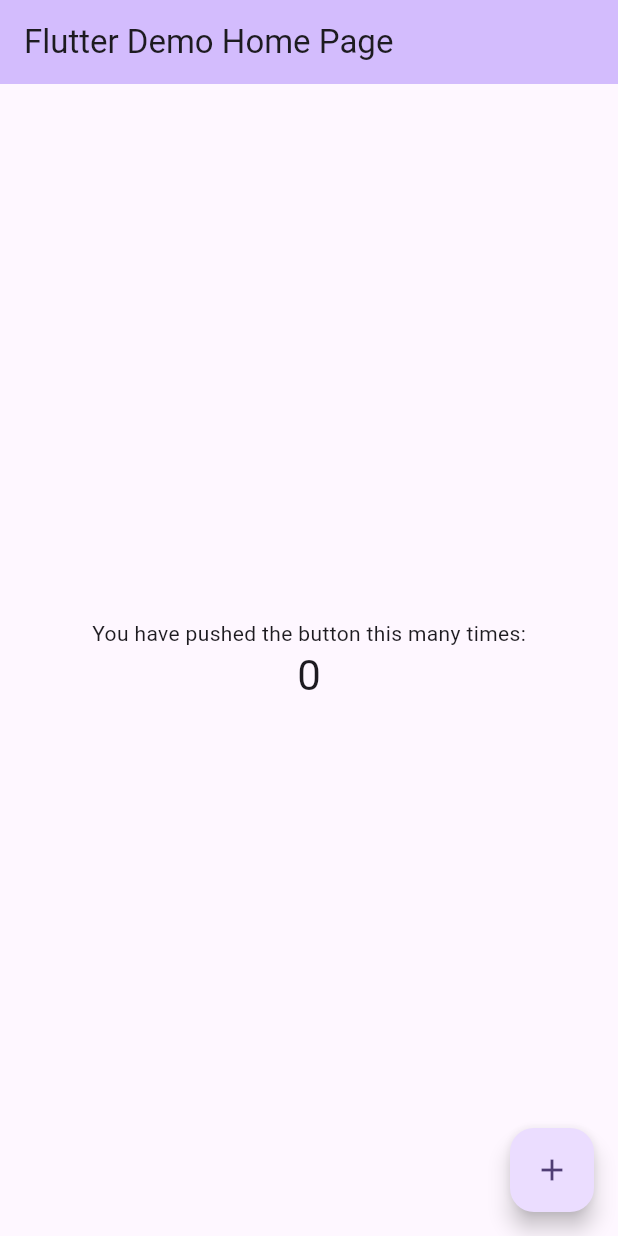
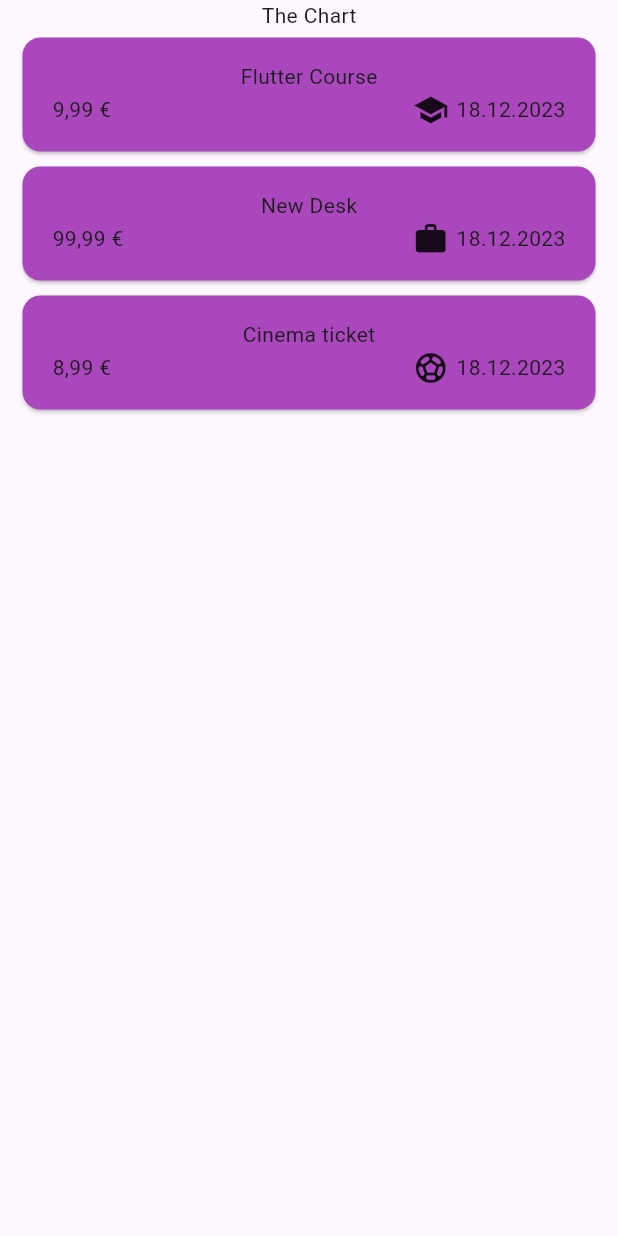
Before and after one commit to raphaelpinel/flutter-expense-tracker, a Flutter app: the screen it shows after launch, on a phone screen of 412 x 824 dp. Run offline on Flutter 3.47's test engine with Material 3 defaults, Android fonts, the phone set to English and light mode, and no system bars.

Commit message:
Generate expenses list

```diff
--- a/lib/main.dart
+++ b/lib/main.dart
@@ -1,125 +1,11 @@
 import 'package:flutter/material.dart';
 
+import 'package:expense_tracker/widgets/expenses.dart';
+
 void main() {
-  runApp(const MyApp());
+  runApp(
+    const MaterialApp(
+      home: Expenses(),
+    ),
+  );
 }
-
-class MyApp extends StatelessWidget {
-  const MyApp({super.key});
-
-  // This widget is the root of your application.
-  @override
-  Widget build(BuildContext context) {
-    return MaterialApp(
-      title: 'Flutter Demo',
-      theme: ThemeData(
-        // This is the theme of your application.
-        //
-        // TRY THIS: Try running your application with "flutter run". You'll see
-        // the application has a purple toolbar. Then, without quitting the app,
-        // try changing the seedColor in the colorScheme below to Colors.green
-        // and then invoke "hot reload" (save your changes or press the "hot
-        // reload" button in a Flutter-supported IDE, or press "r" if you used
-        // the command line to start the app).
-        //
-        // Notice that the counter didn't reset back to zero; the application
-        // state is not lost during the reload. To reset the state, use hot
-        // restart instead.
-        //
-        // This works for code too, not just values: Most code changes can be
-        // tested with just a hot reload.
-        colorScheme: ColorScheme.fromSeed(seedColor: Colors.deepPurple),
-        useMaterial3: true,
-      ),
-      home: const MyHomePage(title: 'Flutter Demo Home Page'),
-    );
-  }
-}
-
-class MyHomePage extends StatefulWidget {
-  const MyHomePage({super.key, required this.title});
-
-  // This widget is the home page of your application. It is stateful, meaning
-  // that it has a State object (defined below) that contains fields that affect
-  // how it looks.
-
-  // This class is the configuration for the state. It holds the values (in this
-  // case the title) provided by the parent (in this case the App widget) and
-  // used by the build method of the State. Fields in a Widget subclass are
-  // always marked "final".
-
-  final String title;
-
-  @override
-  State<MyHomePage> createState() => _MyHomePageState();
-}
-
-class _MyHomePageState extends State<MyHomePage> {
-  int _counter = 0;
-
-  void _incrementCounter() {
-    setState(() {
-      // This call to setState tells the Flutter framework that something has
-      // changed in this State, which causes it to rerun the build method below
-      // so that the display can reflect the updated values. If we changed
-      // _counter without calling setState(), then the build method would not be
-      // called again, and so nothing would appear to happen.
-      _counter++;
-    });
-  }
-
-  @override
-  Widget build(BuildContext context) {
-    // This method is rerun every time setState is called, for instance as done
-    // by the _incrementCounter method above.
-    //
-    // The Flutter framework has been optimized to make rerunning build methods
-    // fast, so that you can just rebuild anything that needs updating rather
-    // than having to individually change instances of widgets.
-    return Scaffold(
-      appBar: AppBar(
-        // TRY THIS: Try changing the color here to a specific color (to
-        // Colors.amber, perhaps?) and trigger a hot reload to see the AppBar
-        // change color while the other colors stay the same.
-        backgroundColor: Theme.of(context).colorScheme.inversePrimary,
-        // Here we take the value from the MyHomePage object that was created by
-        // the App.build method, and use it to set our appbar title.
-        title: Text(widget.title),
-      ),
-      body: Center(
-        // Center is a layout widget. It takes a single child and positions it
-        // in the middle of the parent.
-        child: Column(
-          // Column is also a layout widget. It takes a list of children and
-          // arranges them vertically. By default, it sizes itself to fit its
-          // children horizontally, and tries to be as tall as its parent.
-          //
-          // Column has various properties to control how it sizes itself and
-          // how it positions its children. Here we use mainAxisAlignment to
-          // center the children vertically; the main axis here is the vertical
-          // axis because Columns are vertical (the cross axis would be
-          // horizontal).
-          //
-          // TRY THIS: Invoke "debug painting" (choose the "Toggle Debug Paint"
-          // action in the IDE, or press "p" in the console), to see the
-          // wireframe for each widget.
-          mainAxisAlignment: MainAxisAlignment.center,
-          children: <Widget>[
-            const Text(
-              'You have pushed the button this many times:',
-            ),
-            Text(
-              '$_counter',
-              style: Theme.of(context).textTheme.headlineMedium,
-            ),
-          ],
-        ),
-      ),
-      floatingActionButton: FloatingActionButton(
-        onPressed: _incrementCounter,
-        tooltip: 'Increment',
-        child: const Icon(Icons.add),
-      ), // This trailing comma makes auto-formatting nicer for build methods.
-    );
-  }
-}
--- /dev/null
+++ b/lib/models/category.dart
@@ -0,0 +1,8 @@
+import 'package:expense_tracker/models/category_type.enum.dart';
+import 'package:flutter/material.dart';
+
+class Category {
+  Category({required this.type, required this.icon});
+  CategoryType type;
+  IconData icon;
+}
--- /dev/null
+++ b/lib/models/category_type.enum.dart
@@ -0,0 +1 @@
+enum CategoryType { education, food, travel, leisure, work, other }
--- /dev/null
+++ b/lib/models/expense.dart
@@ -0,0 +1,19 @@
+import 'package:expense_tracker/models/category_type.enum.dart';
+import 'package:uuid/uuid.dart';
+
+const uuid = Uuid();
+
+class Expense {
+  Expense(
+      {required this.title,
+      required this.amount,
+      required this.date,
+      this.category = CategoryType.other})
+      : id = const Uuid().v4();
+
+  final String id;
+  final String title;
+  final double amount;
+  final DateTime date;
+  final CategoryType category;
+}
--- /dev/null
+++ b/lib/utils/category_utils.dart
@@ -0,0 +1,21 @@
+import 'package:expense_tracker/models/category.dart';
+import 'package:expense_tracker/models/category_type.enum.dart';
+import 'package:flutter/material.dart';
+
+List<Category> categories = [
+  Category(type: CategoryType.work, icon: Icons.work),
+  Category(type: CategoryType.food, icon: Icons.fastfood),
+  Category(type: CategoryType.education, icon: Icons.school),
+  Category(type: CategoryType.travel, icon: Icons.flight),
+  Category(type: CategoryType.leisure, icon: Icons.sports_soccer),
+  Category(type: CategoryType.other, icon: Icons.category),
+];
+
+IconData getCategoryIconData(CategoryType categoryType) {
+  for (var category in categories) {
+    if (category.type == categoryType) {
+      return category.icon;
+    }
+  }
+  return Icons.category;
+}
--- /dev/null
+++ b/lib/widgets/expenses.dart
@@ -0,0 +1,48 @@
+import 'package:expense_tracker/widgets/expenses_list/expenses_list.dart';
+import 'package:expense_tracker/models/category_type.enum.dart';
+import 'package:expense_tracker/models/expense.dart';
+import 'package:flutter/material.dart';
+
+class Expenses extends StatefulWidget {
+  const Expenses({super.key});
+
+  @override
+  State<Expenses> createState() => _ExpensesState();
+}
+
+class _ExpensesState extends State<Expenses> {
+  final List<Expense> _registeredExpenses = [
+    Expense(
+        title: 'Flutter Course',
+        amount: 9.99,
+        date: DateTime.now(),
+        category: CategoryType.education),
+    Expense(
+        title: 'New Desk',
+        amount: 99.99,
+        date: DateTime.now(),
+        category: CategoryType.work),
+    Expense(
+        title: 'Cinema ticket',
+        amount: 8.99,
+        date: DateTime.now(),
+        category: CategoryType.leisure),
+  ];
+
+  @override
+  Widget build(BuildContext context) {
+    return Scaffold(
+      body: Column(
+        children: [
+          const Text('The Chart'),
+          Expanded(
+            child: ExpensesList(
+              expenses: _registeredExpenses,
+            ),
+          )
+        ],
+      ),
+      // Your widget code here
+    );
+  }
+}
--- /dev/null
+++ b/lib/widgets/expenses_list/expense_item.dart
@@ -0,0 +1,41 @@
+import 'package:expense_tracker/models/expense.dart';
+import 'package:expense_tracker/utils/category_utils.dart';
+import 'package:flutter/material.dart';
+import 'package:intl/intl.dart';
+
+class ExpenseItem extends StatelessWidget {
+  const ExpenseItem(
+    this.expense, {
+    super.key,
+  });
+
+  final Expense expense;
+
+  @override
+  Widget build(BuildContext context) {
+    return Card(
+      color: Colors.purple[400], // Set the background color to light purple
+      margin: const EdgeInsets.symmetric(vertical: 5, horizontal: 15),
+
+      child: Padding(
+        padding: const EdgeInsets.symmetric(vertical: 16, horizontal: 20),
+        child: Column(
+          children: [
+            Text(expense.title),
+            Row(
+              children: [
+                Text(
+                    '${expense.amount.toStringAsFixed(2).replaceAll('.', ',')} €'),
+                const Spacer(),
+                Icon(getCategoryIconData(expense.category)),
+                const SizedBox(width: 5),
+                Text(DateFormat('dd.MM.yyyy').format(expense.date)),
+                // Text(toBeginningOfSentenceCase(expense.category.name)),
+              ],
+            ),
+          ],
+        ),
+      ),
+    );
+  }
+}
--- /dev/null
+++ b/lib/widgets/expenses_list/expenses_list.dart
@@ -0,0 +1,19 @@
+import 'package:expense_tracker/models/expense.dart';
+import 'package:expense_tracker/widgets/expenses_list/expense_item.dart';
+import 'package:flutter/material.dart';
+
+class ExpensesList extends StatelessWidget {
+  const ExpensesList({super.key, required this.expenses});
+
+  final List<Expense> expenses;
+
+  @override
+  Widget build(BuildContext context) {
+    return ListView.builder(
+      itemCount: expenses.length,
+      itemBuilder: (context, index) {
+        return ExpenseItem(expenses[index]);
+      },
+    );
+  }
+}
--- a/pubspec.yaml
+++ b/pubspec.yaml
@@ -30,6 +30,8 @@ environment:
 dependencies:
   flutter:
     sdk: flutter
+  uuid: ^4.2.2
+  intl: ^0.19.0
 
 
   # The following adds the Cupertino Icons font to your application.
```
Also changed, not shown: pubspec.lock.
